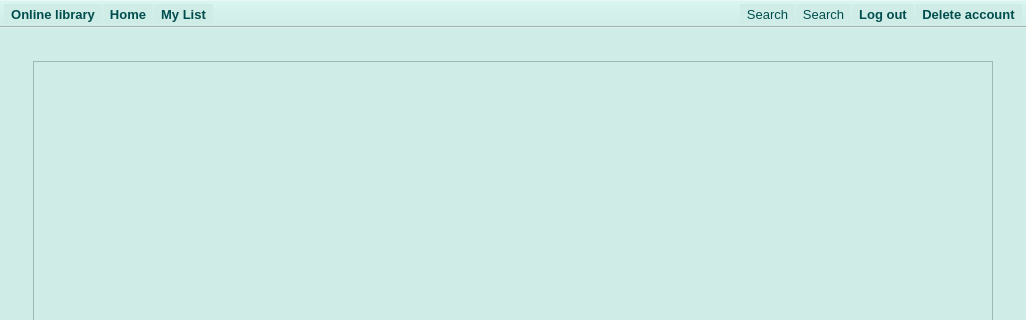
This is OnLib/OnLib/MainWindow.ui in Andrew-Gh21/OnLib as Qt 5 draws it before an edit; both pictures show x 0 to 1026 and y 0 to 320 of the 1026 by 636 pixel window. The edited form follows.
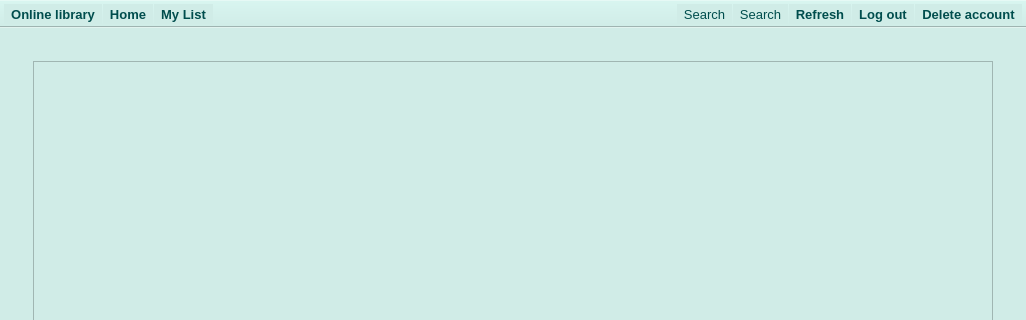
This is the edited form. The open tabs and pages were chosen to show the change. Icons and pictures are not drawn.

Commit message:
Refresh button
Added a refresh button to toolbar for refreshing pages.

```diff
--- a/OnLib/OnLib/MainWindow.ui
+++ b/OnLib/OnLib/MainWindow.ui
@@ -326,7 +326,7 @@
     <enum>Qt::RightToLeft</enum>
    </property>
    <property name="styleSheet">
-    <string notr="true">spacing: 10px;
+    <string notr="true">spacing: 15px;
 color: #004d4d;
 </string>
    </property>
@@ -347,6 +347,7 @@
    </attribute>
    <addaction name="actionDeleteAccount"/>
    <addaction name="actionLogOut"/>
+   <addaction name="actionRefresh"/>
    <addaction name="actionSearchIcon"/>
    <addaction name="actionSearchButton"/>
   </widget>
@@ -452,6 +453,18 @@
     </font>
    </property>
   </action>
+  <action name="actionRefresh">
+   <property name="text">
+    <string>Refresh</string>
+   </property>
+   <property name="font">
+    <font>
+     <pointsize>10</pointsize>
+     <weight>75</weight>
+     <bold>true</bold>
+    </font>
+   </property>
+  </action>
  </widget>
  <layoutdefault spacing="6" margin="11"/>
  <resources/>
```
Left out of the diff: 11 changed lines with no effect on the pictures. The commit also changes 2 other files.
